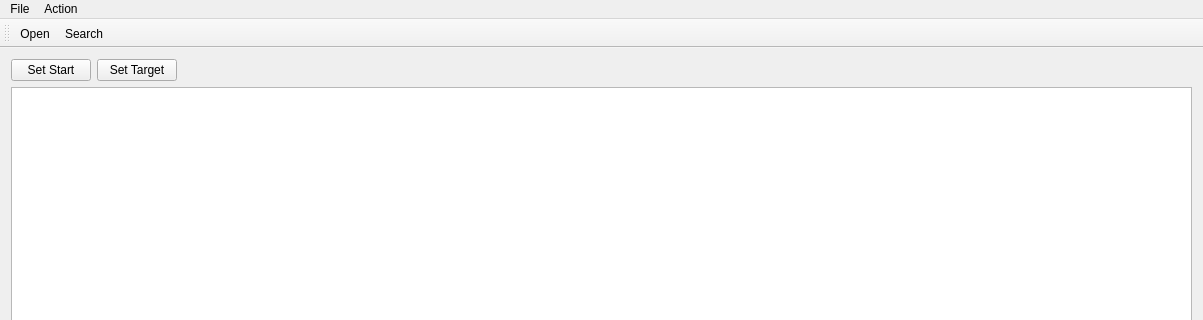
Above: QSLAM/QSLAM/mainwindow.ui from malichao/SLAM before the change; both pictures show x 0 to 1203 and y 0 to 320 of the 1203 by 879 pixel window. Below: the same form after it.
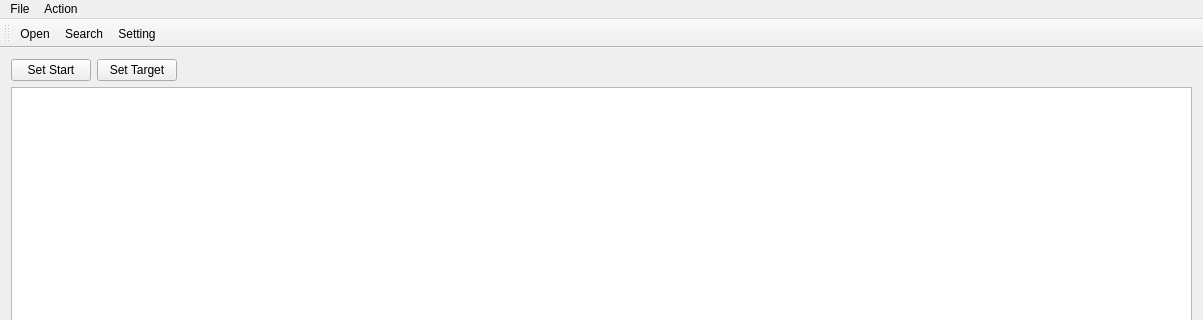
That is the form after the change. Icons and pictures are not drawn.

```diff
--- a/QSLAM/QSLAM/mainwindow.ui
+++ b/QSLAM/QSLAM/mainwindow.ui
@@ -101,6 +101,7 @@
    </attribute>
    <addaction name="actionOpen"/>
    <addaction name="actionSearch"/>
+   <addaction name="actionSetting"/>
   </widget>
   <widget class="QStatusBar" name="statusBar"/>
   <action name="actionOpen">
@@ -113,6 +114,11 @@
     <string>Search</string>
    </property>
   </action>
+  <action name="actionSetting">
+   <property name="text">
+    <string>Setting</string>
+   </property>
+  </action>
  </widget>
  <layoutdefault spacing="6" margin="11"/>
  <resources/>
```
Left out of the diff: 1 changed line with no effect on the pictures.
